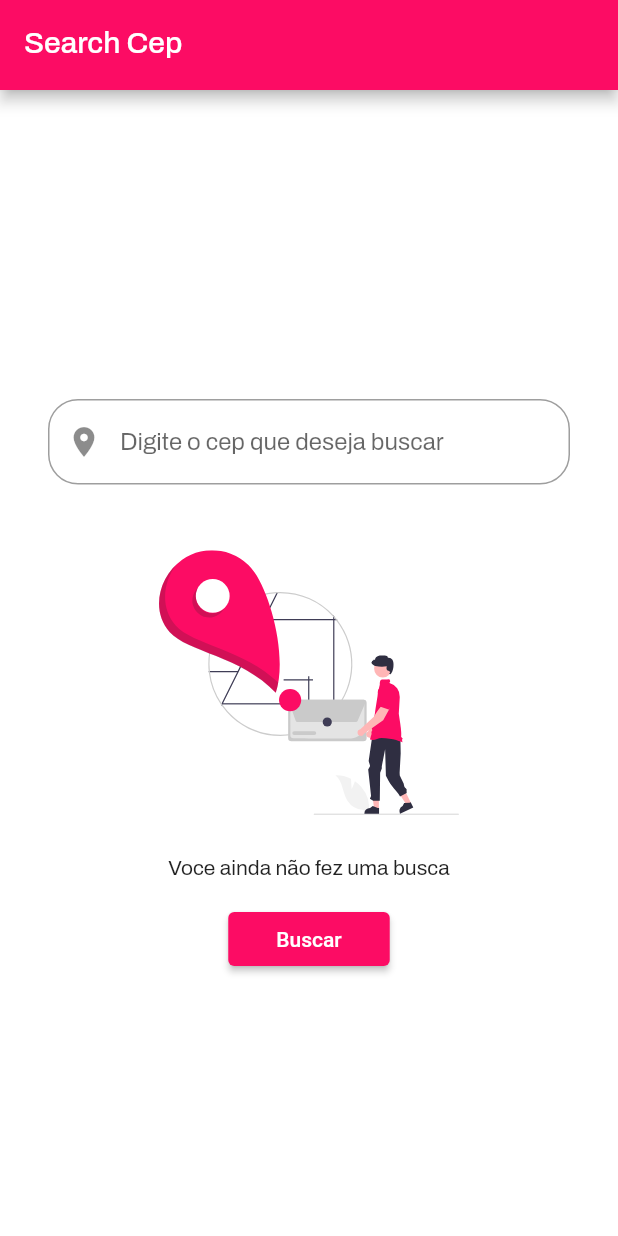
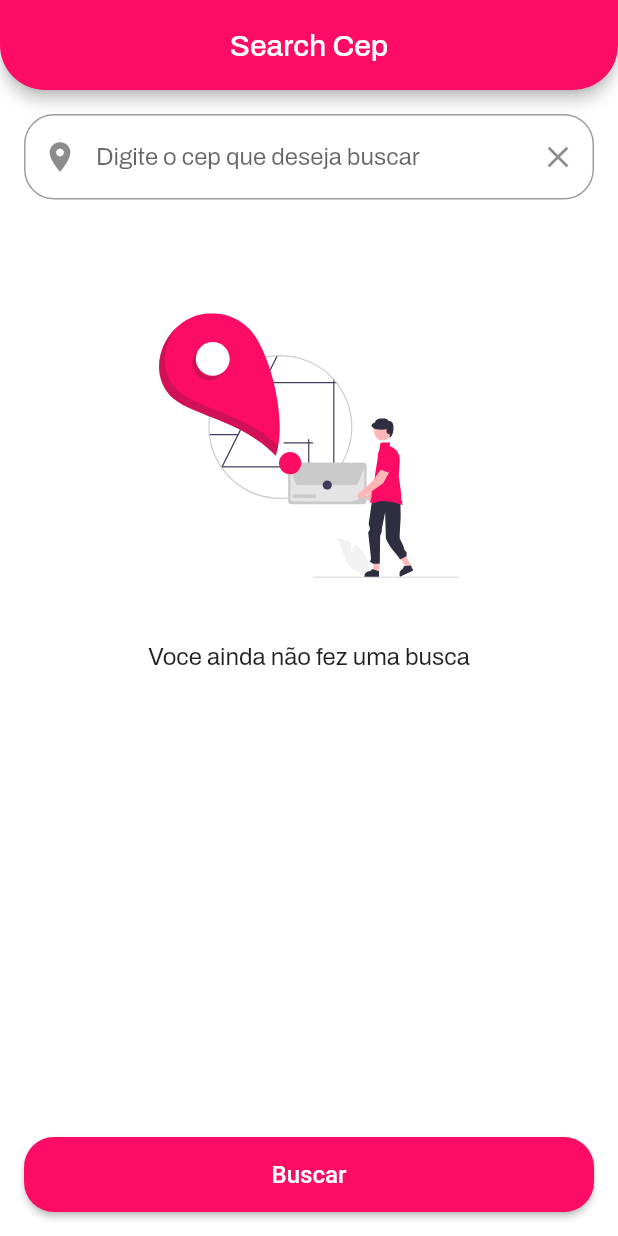
Before and after one commit to felipeassis97/search-cep, a Flutter app: the screen it shows after launch, on a phone screen of 412 x 824 dp. Run offline on Flutter 3.47's test engine with Material 2 defaults, Android fonts, the phone set to English and light mode, and no system bars; our stand-ins replace dartz, dio, equatable, flutter_mobx, flutter_modular, flutter_svg and 3 more; generated files the repository leaves out were written again.

Commit message:
Fix components

```diff
--- a/search_cep_project/lib/app/modules/home/presenter/screens/home_page.dart
+++ b/search_cep_project/lib/app/modules/home/presenter/screens/home_page.dart
@@ -41,35 +41,63 @@ class HomePageState extends State<HomePage> {
   @override
   Widget build(BuildContext context) {
     return Scaffold(
-        appBar: const CustomAppBar(title: 'Search Cep'), body: _body());
+      appBar: const CustomAppBar(
+        title: 'Search Cep',
+        centerTitle: true,
+      ),
+      body: Observer(builder: (context) {
+        return store.isLoading
+            ? const CustomProgressIndicator()
+            : Stack(
+                alignment: AlignmentDirectional.bottomCenter,
+                children: [
+                  Center(
+                    child: Padding(
+                      padding: const EdgeInsets.all(16.0),
+                      child: ListView(
+                        scrollDirection: Axis.vertical,
+                        children: [_textFieldSearch(), _listItems()],
+                      ),
+                    ),
+                  ),
+                  _buttonSubmit()
+                ],
+              );
+      }),
+    );
   }
 
-  Widget _body() {
-    return Observer(builder: (context) {
-      return store.isLoading
-          ? const CustomProgressIndicator()
-          : Center(
-              child: SingleChildScrollView(
-                child: Column(
-                  children: [
-                    Padding(
-                      padding: const EdgeInsets.all(32.0),
-                      child: _textFieldSearch(),
-                    ),
-                    store.dataAddressByCep != null
-                        ? card(store.dataAddressByCep!.logradouro,
-                            store.dataAddressByCep!.localidade)
-                        : _emptyState(),
-                    PrimaryButtonComponent(
+  Widget _buttonSubmit() {
+    return Container(
+      color: Colors.white,
+      width: double.infinity,
+      child: Padding(
+        padding: const EdgeInsets.fromLTRB(16, 8, 16, 16),
+        child: PrimaryButtonComponent(
             labelButton: 'Buscar',
             onPressed: () async {
               await store.searchCep(_inpuCep.text);
-                        })
-                  ],
-                ),
+            }),
       ),
     );
-    });
+  }
+
+  Widget _listItems() {
+    return store.dataAddressByCep != null
+        ? ListView.builder(
+            scrollDirection: Axis.vertical,
+            physics: const NeverScrollableScrollPhysics(),
+            shrinkWrap: true,
+            primary: false,
+            itemCount: 6,
+            itemBuilder: (context, i) => Padding(
+                  padding: const EdgeInsets.all(8.0),
+                  child: Padding(
+                    padding: const EdgeInsets.only(top: 8.0),
+                    child: _card('Porto Alegre', 'RS'),
+                  ),
+                ))
+        : _emptyState();
   }
 
   Widget _textFieldSearch() {
@@ -77,6 +105,9 @@ class HomePageState extends State<HomePage> {
       controller: _inpuCep,
       decoration: InputDecoration(
         prefixIcon: const Icon(Icons.place),
+        suffixIcon: InkWell(
+            onTap: () => store.dataAddressByCep = null,
+            child: const Icon(Icons.clear)),
         focusedBorder: OutlineInputBorder(
             borderSide: const BorderSide(color: AppColors.primaryColor),
             borderRadius: BorderRadius.circular(20)),
@@ -113,10 +144,8 @@ class HomePageState extends State<HomePage> {
     );
   }
 
-  Widget card(String city, String state) {
-    return SizedBox(
-      width: 300,
-      child: Card(
+  Widget _card(String city, String state) {
+    return Card(
       shape: RoundedRectangleBorder(
         borderRadius: BorderRadius.circular(15.0),
       ),
@@ -124,22 +153,24 @@ class HomePageState extends State<HomePage> {
       elevation: 10,
       child: Column(
         mainAxisSize: MainAxisSize.min,
+        crossAxisAlignment: CrossAxisAlignment.center,
+        mainAxisAlignment: MainAxisAlignment.center,
         children: <Widget>[
           ListTile(
             leading: SvgPicture.asset(
               AppAssets.directionsIllustration,
-                height: 70,
-                width: 70,
+              height: 80,
+              width: 80,
             ),
-              title: Text(city, style: TextStyle(color: Colors.black)),
-              subtitle: Text(state, style: TextStyle(color: Colors.black)),
+            title: Text(city, style: const TextStyle(color: Colors.black)),
+            subtitle: Text(state, style: const TextStyle(color: Colors.black)),
           ),
           ButtonTheme(
             child: ButtonBar(
               children: <Widget>[
                 TextButton(
                   child: const Text('Delete',
-                        style: TextStyle(color: Colors.white)),
+                      style: TextStyle(color: Colors.black)),
                   onPressed: () {},
                 ),
               ],
@@ -147,23 +178,28 @@ class HomePageState extends State<HomePage> {
           ),
         ],
       ),
-      ),
     );
   }
 
   Widget _emptyState() {
     return Column(
+      mainAxisAlignment: MainAxisAlignment.end,
+      crossAxisAlignment: CrossAxisAlignment.center,
       children: [
-        SvgPicture.asset(
+        Padding(
+          padding: const EdgeInsets.only(top: 64),
+          child: SvgPicture.asset(
             AppAssets.addressIllustration,
             height: 200,
             width: 200,
           ),
+        ),
         const Padding(
-          padding: EdgeInsets.all(16.0),
+          padding: EdgeInsets.all(32.0),
           child: Text(
             "Voce ainda não fez uma busca",
             textAlign: TextAlign.center,
+            style: TextStyle(fontSize: 16),
           ),
         )
       ],
--- a/search_cep_project/lib/app/modules/home/presenter/widgets/buttons_componnets.dart
+++ b/search_cep_project/lib/app/modules/home/presenter/widgets/buttons_componnets.dart
@@ -14,10 +14,14 @@ class PrimaryButtonComponent extends StatelessWidget {
       child: Text(labelButton),
       onPressed: onPressed,
       style: ElevatedButton.styleFrom(
+          shape: RoundedRectangleBorder(
+            borderRadius: BorderRadius.circular(20.0),
+          ),
+          minimumSize: const Size(200, 50),
           primary: AppColors.primaryColor,
           padding: const EdgeInsets.symmetric(horizontal: 32, vertical: 8),
           textStyle:
-              const TextStyle(fontSize: 14, fontWeight: FontWeight.w500)),
+              const TextStyle(fontSize: 16, fontWeight: FontWeight.w500)),
     );
   }
 }
--- a/search_cep_project/lib/app/theme/custom_app_bar.dart
+++ b/search_cep_project/lib/app/theme/custom_app_bar.dart
@@ -4,7 +4,12 @@ import 'package:search_cep_project/app/core/utils/app_colors.dart';
 class CustomAppBar extends StatelessWidget implements PreferredSizeWidget {
   final String title;
   final double height;
-  const CustomAppBar({Key? key, required this.title, this.height = 60})
+  final bool centerTitle;
+  const CustomAppBar(
+      {Key? key,
+      required this.title,
+      this.height = 60,
+      this.centerTitle = false})
       : super(key: key);
 
   @override
@@ -12,8 +17,16 @@ class CustomAppBar extends StatelessWidget implements PreferredSizeWidget {
     return PreferredSize(
       preferredSize: const Size.fromHeight(120),
       child: AppBar(
+        centerTitle: centerTitle,
         title: Text(title),
         backgroundColor: AppColors.primaryColor,
+        toolbarHeight: MediaQuery.of(context).size.height / 4,
+        leading: Container(),
+        shape: const RoundedRectangleBorder(
+          borderRadius: BorderRadius.vertical(
+            bottom: Radius.circular(30),
+          ),
+        ),
       ),
     );
   }
```
Also changed, not shown: search_cep_project/lib/app/modules/home/presenter/widgets/dialog_component.dart (+10 -3 lines), search_cep_project/pubspec.lock. Lines whose indentation alone changed are shown as unchanged.
